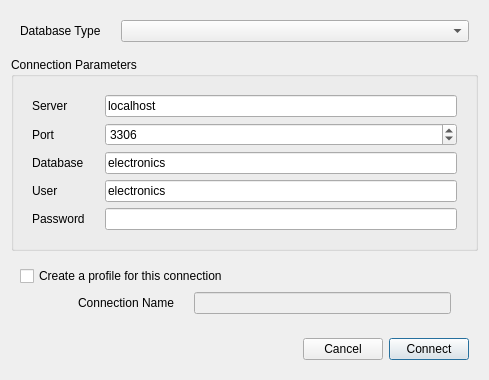
This is src/ConnectDialog.ui in alemariusnexus/electronicsdb as Qt 5 draws it before an edit. The edited form follows.
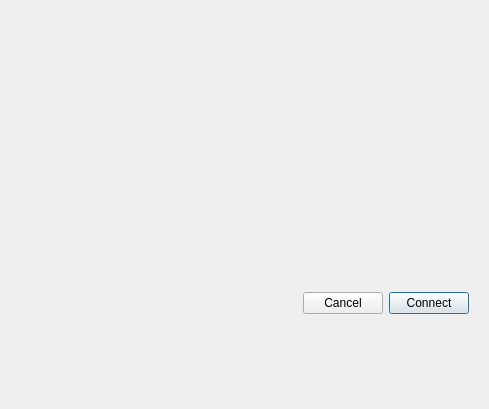
This is the edited form. The open tabs and pages were chosen to show the change. Custom widgets are drawn as their Qt base class.

Commit message: Made it work on Windows, included fallback icons, corrected some errors (e.g. buttons that should have been disabled without database connection), tidied up the connection editor (in settings, and in 'New connection' dialogue)

```diff
--- a/src/ConnectDialog.ui
+++ b/src/ConnectDialog.ui
@@ -7,245 +7,15 @@
     <x>0</x>
     <y>0</y>
     <width>489</width>
-    <height>319</height>
+    <height>409</height>
    </rect>
   </property>
   <property name="windowTitle">
    <string>Connect To Database</string>
   </property>
-  <layout class="QVBoxLayout" name="verticalLayout" stretch="0,0,0,0">
+  <layout class="QVBoxLayout" name="verticalLayout" stretch="0,0">
    <item>
-    <widget class="QWidget" name="widget_6" native="true">
-     <layout class="QFormLayout" name="formLayout_4">
-      <property name="horizontalSpacing">
-       <number>20</number>
-      </property>
-      <item row="0" column="0">
-       <widget class="QLabel" name="label_7">
-        <property name="text">
-         <string>Database Type</string>
-        </property>
-       </widget>
-      </item>
-      <item row="0" column="1">
-       <widget class="QComboBox" name="typeBox"/>
-      </item>
-     </layout>
-    </widget>
-   </item>
-   <item>
-    <widget class="QGroupBox" name="groupBox">
-     <property name="title">
-      <string>Connection Parameters</string>
-     </property>
-     <layout class="QVBoxLayout" name="verticalLayout_3">
-      <item>
-       <widget class="QStackedWidget" name="stackedWidget">
-        <property name="currentIndex">
-         <number>1</number>
-        </property>
-        <widget class="QWidget" name="page">
-         <layout class="QFormLayout" name="formLayout_3">
-          <property name="horizontalSpacing">
-           <number>20</number>
-          </property>
-          <item row="0" column="0">
-           <widget class="QLabel" name="label">
-            <property name="text">
-             <string>Server</string>
-            </property>
-           </widget>
-          </item>
-          <item row="0" column="1">
-           <widget class="QLineEdit" name="serverField">
-            <property name="sizePolicy">
-             <sizepolicy hsizetype="Expanding" vsizetype="Fixed">
-              <horstretch>0</horstretch>
-              <verstretch>0</verstretch>
-             </sizepolicy>
-            </property>
-            <property name="text">
-             <string>localhost</string>
-            </property>
-           </widget>
-          </item>
-          <item row="1" column="0">
-           <widget class="QLabel" name="label_2">
-            <property name="text">
-             <string>Port</string>
-            </property>
-           </widget>
-          </item>
-          <item row="1" column="1">
-           <widget class="QSpinBox" name="portBox">
-            <property name="maximum">
-             <number>999999</number>
-            </property>
-            <property name="value">
-             <number>3306</number>
-            </property>
-           </widget>
-          </item>
-          <item row="3" column="0">
-           <widget class="QLabel" name="label_3">
-            <property name="text">
-             <string>User</string>
-            </property>
-           </widget>
-          </item>
-          <item row="3" column="1">
-           <widget class="QLineEdit" name="userField">
-            <property name="text">
-             <string>electronics</string>
-            </property>
-           </widget>
-          </item>
-          <item row="4" column="0">
-           <widget class="QLabel" name="label_4">
-            <property name="text">
-             <string>Password</string>
-            </property>
-           </widget>
-          </item>
-          <item row="4" column="1">
-           <widget class="QLineEdit" name="pwField">
-            <property name="enabled">
-             <bool>true</bool>
-            </property>
-            <property name="text">
-             <string/>
-            </property>
-            <property name="echoMode">
-             <enum>QLineEdit::Password</enum>
-            </property>
-           </widget>
-          </item>
-          <item row="2" column="0">
-           <widget class="QLabel" name="label_8">
-            <property name="text">
-             <string>Database</string>
-            </property>
-           </widget>
-          </item>
-          <item row="2" column="1">
-           <widget class="QLineEdit" name="dbField">
-            <property name="text">
-             <string>electronics</string>
-            </property>
-           </widget>
-          </item>
-         </layout>
-        </widget>
-        <widget class="QWidget" name="page_2">
-         <layout class="QFormLayout" name="formLayout">
-          <property name="horizontalSpacing">
-           <number>20</number>
-          </property>
-          <item row="0" column="0">
-           <widget class="QLabel" name="label_6">
-            <property name="text">
-             <string>Database File</string>
-            </property>
-           </widget>
-          </item>
-          <item row="0" column="1">
-           <widget class="QWidget" name="widget" native="true">
-            <layout class="QHBoxLayout" name="horizontalLayout_3">
-             <property name="margin">
-              <number>0</number>
-             </property>
-             <item>
-              <widget class="QLineEdit" name="sqliteFileField"/>
-             </item>
-             <item>
-              <widget class="QPushButton" name="sqliteChooseButton">
-               <property name="text">
-                <string>Choose...</string>
-               </property>
-              </widget>
-             </item>
-            </layout>
-           </widget>
-          </item>
-         </layout>
-        </widget>
-       </widget>
-      </item>
-     </layout>
-    </widget>
-   </item>
-   <item>
-    <widget class="QWidget" name="widget_3" native="true">
-     <layout class="QVBoxLayout" name="verticalLayout_2">
-      <item>
-       <widget class="QCheckBox" name="profileBox">
-        <property name="text">
-         <string>Create a profile for this connection</string>
-        </property>
-       </widget>
-      </item>
-      <item>
-       <widget class="QWidget" name="widget_5" native="true">
-        <layout class="QHBoxLayout" name="horizontalLayout_2">
-         <property name="topMargin">
-          <number>0</number>
-         </property>
-         <property name="bottomMargin">
-          <number>0</number>
-         </property>
-         <item>
-          <spacer name="horizontalSpacer_2">
-           <property name="orientation">
-            <enum>Qt::Horizontal</enum>
-           </property>
-           <property name="sizeType">
-            <enum>QSizePolicy::Fixed</enum>
-           </property>
-           <property name="sizeHint" stdset="0">
-            <size>
-             <width>40</width>
-             <height>20</height>
-            </size>
-           </property>
-          </spacer>
-         </item>
-         <item>
-          <widget class="QWidget" name="widget_4" native="true">
-           <layout class="QFormLayout" name="formLayout_2">
-            <property name="fieldGrowthPolicy">
-             <enum>QFormLayout::ExpandingFieldsGrow</enum>
-            </property>
-            <property name="horizontalSpacing">
-             <number>20</number>
-            </property>
-            <property name="topMargin">
-             <number>0</number>
-            </property>
-            <property name="bottomMargin">
-             <number>0</number>
-            </property>
-            <item row="2" column="0">
-             <widget class="QLabel" name="label_5">
-              <property name="text">
-               <string>Connection Name</string>
-              </property>
-             </widget>
-            </item>
-            <item row="2" column="1">
-             <widget class="QLineEdit" name="nameField">
-              <property name="enabled">
-               <bool>false</bool>
-              </property>
-             </widget>
-            </item>
-           </layout>
-          </widget>
-         </item>
-        </layout>
-       </widget>
-      </item>
-     </layout>
-    </widget>
+    <widget class="ConnectionEditWidget" name="connEditor" native="true"/>
    </item>
    <item>
     <widget class="QWidget" name="widget_2" native="true">
@@ -288,6 +58,14 @@
    </item>
   </layout>
  </widget>
+ <customwidgets>
+  <customwidget>
+   <class>ConnectionEditWidget</class>
+   <extends>QWidget</extends>
+   <header location="global">ConnectionEditWidget.h</header>
+   <container>1</container>
+  </customwidget>
+ </customwidgets>
  <tabstops>
   <tabstop>typeBox</tabstop>
   <tabstop>serverField</tabstop>
```
Left out of the diff: 10 changed lines with no effect on the pictures. The commit also changes 23 other files.
